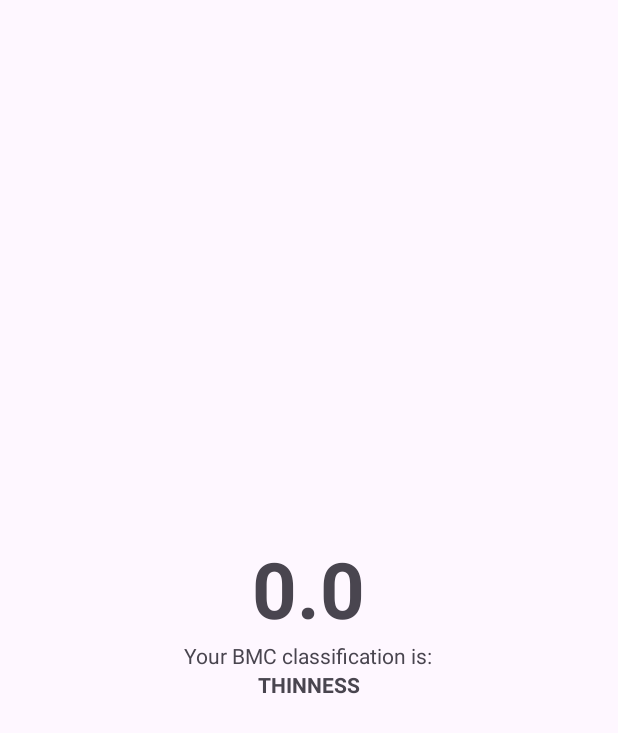
After one commit to LucasAlmeida-IT/BMI_Calculator, an Android app: the ResultActivity screen opened directly, with no data from a screen before it, on a phone screen of 412 x 824 dp. The commit adds this screen. Shown: the top 733 px of the screen. Run offline under Robolectric (Android 15) with nearby library versions, the phone set to English and light mode, and no system bars.

Commit message:
Show result in another screen

```diff
--- a/app/build.gradle.kts
+++ b/app/build.gradle.kts
@@ -41,6 +41,7 @@ dependencies {
     implementation("androidx.appcompat:appcompat:1.6.1")
     implementation("com.google.android.material:material:1.10.0")
     implementation("androidx.constraintlayout:constraintlayout:2.1.4")
+    implementation("androidx.activity:activity:1.8.0")
     testImplementation("junit:junit:4.13.2")
     androidTestImplementation("androidx.test.ext:junit:1.1.5")
     androidTestImplementation("androidx.test.espresso:espresso-core:3.5.1")
--- a/app/src/main/AndroidManifest.xml
+++ b/app/src/main/AndroidManifest.xml
@@ -13,6 +13,9 @@
         android:theme="@style/Theme.Calculadoraimc"
         tools:targetApi="31">
         <activity
+            android:name=".ResultActivity"
+            android:exported="false" />
+        <activity
             android:name=".MainActivity"
             android:exported="true">
             <intent-filter>
--- /dev/null
+++ b/app/src/main/java/com/comunidadedevspace/imc/ResultActivity.kt
@@ -0,0 +1,37 @@
+package com.comunidadedevspace.imc
+
+import android.os.Bundle
+import android.widget.TextView
+import androidx.activity.enableEdgeToEdge
+import androidx.appcompat.app.AppCompatActivity
+import androidx.core.view.ViewCompat
+import androidx.core.view.WindowInsetsCompat
+
+const val KEY_RESULT_BMI = "ResultActivity.BMI_KEY"
+
+class ResultActivity : AppCompatActivity() {
+    override fun onCreate(savedInstanceState: Bundle?) {
+        super.onCreate(savedInstanceState)
+        setContentView(R.layout.activity_result)
+
+        val result = intent.getFloatExtra(KEY_RESULT_BMI,0f)
+        val tvResult = findViewById<TextView>(R.id.tv_result)
+        val tvClassification = findViewById<TextView>(R.id.tv_classification)
+        tvResult.text = result.toString()
+
+        val classification: String = if(result <= 18.5f){
+            "THINNESS"
+        } else if(result >= 18.5f && result <= 24.9){
+            "NORMAL"
+        } else if(result >= 25.0f && result <= 29.9){
+            "OVERWEIGHT I"
+        } else if(result >= 30.0f && result <= 39.9){
+            "OBESITY"
+        } else {
+            "SEVERE OBESITY"
+        }
+
+        tvClassification.text = classification
+
+    }
+}
--- /dev/null
+++ b/app/src/main/res/layout/activity_result.xml
@@ -0,0 +1,32 @@
+<?xml version="1.0" encoding="utf-8"?>
+<LinearLayout xmlns:android="http://schemas.android.com/apk/res/android"
+    xmlns:app="http://schemas.android.com/apk/res-auto"
+    xmlns:tools="http://schemas.android.com/tools"
+    android:layout_width="match_parent"
+    android:layout_height="match_parent"
+    android:orientation="vertical"
+    android:gravity="center"
+    tools:context=".ResultActivity">
+
+    <TextView
+        android:id="@+id/tv_result"
+        android:layout_width="wrap_content"
+        android:maxLength="5"
+        android:textSize="52dp"
+        android:textStyle="bold"
+        android:layout_height="wrap_content"
+        tools:text="23.66" />
+
+    <TextView
+        android:id="@+id/tv_classificarion_label"
+        android:layout_width="wrap_content"
+        android:layout_height="wrap_content"
+        android:text="Your BMC classification is:" />
+
+    <TextView
+        android:id="@+id/tv_classification"
+        android:layout_width="wrap_content"
+        android:layout_height="wrap_content"
+        android:textStyle="bold"
+        tools:text="NORMAL" />
+</LinearLayout>
```
Also changed, not shown: app/src/main/java/com/comunidadedevspace/imc/MainActivity.kt (+30 -20 lines), app/src/main/res/layout/activity_main.xml (+6 -6 lines).
